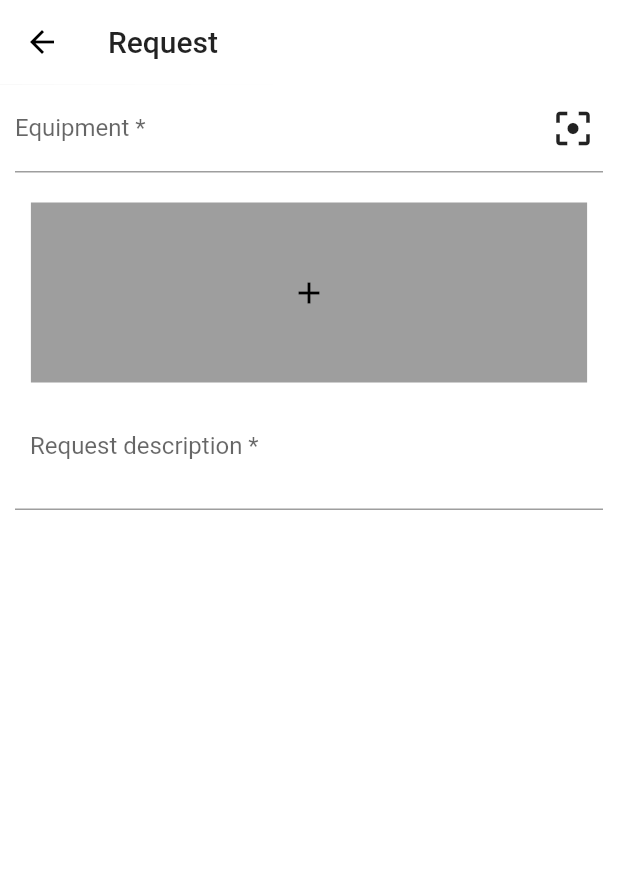
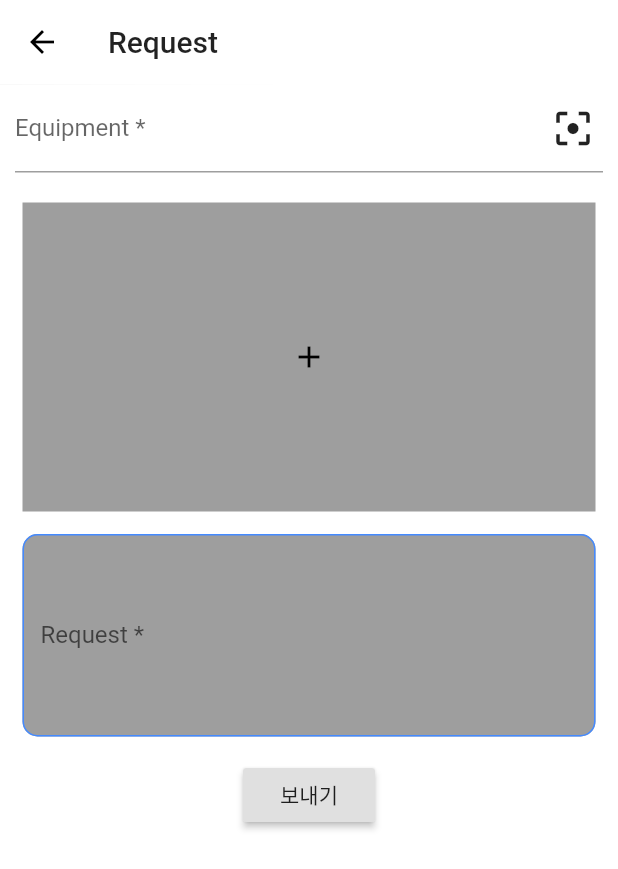
Before and after one commit to JWHAPO/simple_cmms_demo, a Flutter app: the RequestPage screen opened by its route, on a phone screen of 412 x 824 dp. Shown: the top 869 px of the screen. Run offline on Flutter 3.47's test engine with Material 2 defaults, Android fonts, the phone set to English and light mode, and no system bars; our stand-ins replace fl_chart, image_picker; missing offline and left inert: flutter_barcode_scanner; Roboto replaces fonts that are missing (NotoSans-bold).

Commit message:
add request text and send button

```diff
--- a/lib/ui/request.dart
+++ b/lib/ui/request.dart
@@ -95,30 +95,47 @@ class _RequestPageState extends State<RequestPage> {
               SizedBox(
                 height: 20.0,
               ),
-              Container(
-                width: MediaQuery.of(context).size.width*0.9,
-                height: 120,
-                alignment: Alignment.center,
-                color: Colors.grey,
-                padding: EdgeInsets.all(10.0),
-                child: ClipRRect(
-                    borderRadius: BorderRadius.circular(8.0),
-                    child: _image == null ? Icon(Icons.add, color: Colors.black,) : Image.file(_image)),
+              Padding(
+                padding: const EdgeInsets.only(left: 15.0, right: 15.0),
+                child: Container(
+                  width: MediaQuery.of(context).size.width,
+                  height: MediaQuery.of(context).size.height*0.25,
+                  alignment: Alignment.center,
+                  color: Colors.grey,
+                  child: ClipRRect(
+                      borderRadius: BorderRadius.circular(8.0),
+                      child: _image == null ? Icon(Icons.add, color: Colors.black,) : Image.file(_image)),
+                ),
               ),
               Padding(
-                padding: EdgeInsets.only(left: 10.0, right: 10.0),
-                child: TextFormField(
+                padding: const EdgeInsets.all(15.0),
+                child: TextField(
                   controller: _requestTextEditingController,
                   focusNode: _requestFocusNode,
-                  keyboardType: TextInputType.multiline,
-                  decoration: const InputDecoration(
-                    hintText: 'Write description . ',
-                    labelText: 'Request description *',
-                    contentPadding: EdgeInsets.symmetric(vertical: 25.0, horizontal: 10.0)
+                  minLines: 5,
+                  maxLines: 10,
+                  autocorrect: false,
+                  decoration: InputDecoration(
+                    hintText: 'Write Request Description. ',
+                    labelText: 'Request *',
+                    filled: true,
+                    fillColor: Colors.grey,
+                    enabledBorder: OutlineInputBorder(
+                      borderRadius: BorderRadius.all(Radius.circular(10.0)),
+                      borderSide: BorderSide(color: Colors.blueAccent),
+                    ),
+                    focusedBorder: OutlineInputBorder(
+                      borderRadius: BorderRadius.all(Radius.circular(10.0)),
+                      borderSide: BorderSide(color: Colors.blueAccent)
+                    )
                   ),
                 ),
-              )
-
+              ),RaisedButton(
+                child: Text('보내기'),
+                onPressed: (){
+                  print('!!!!!!!!!!!');
+                },
+              ),
             ],
           ),
         ),
```
